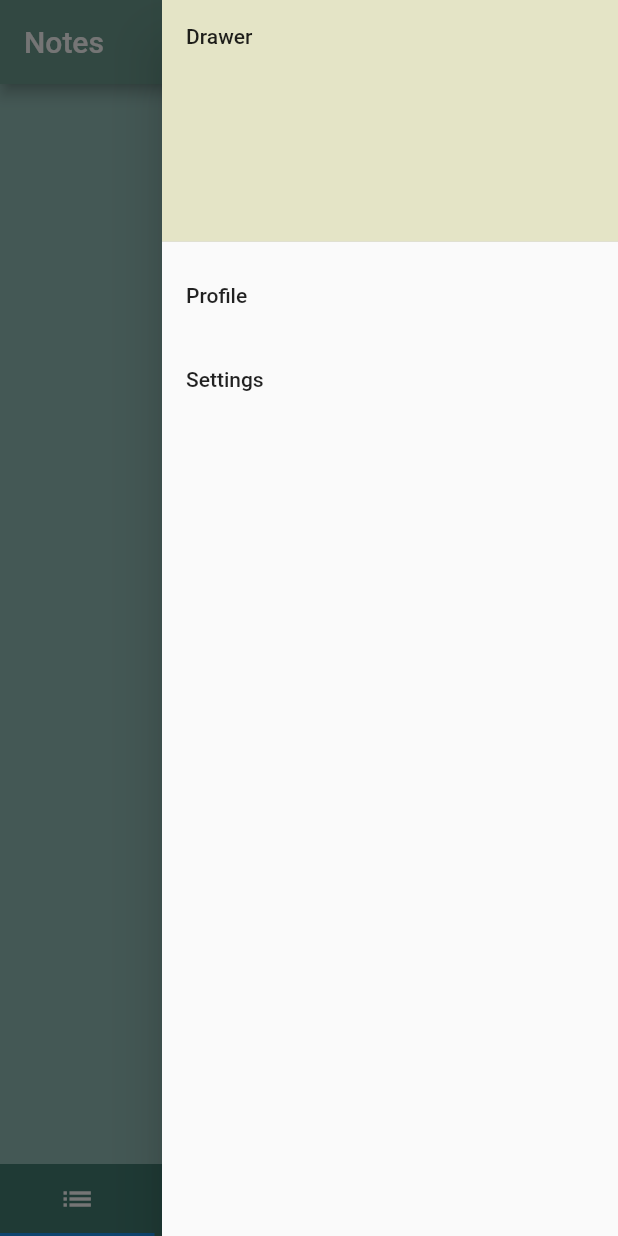
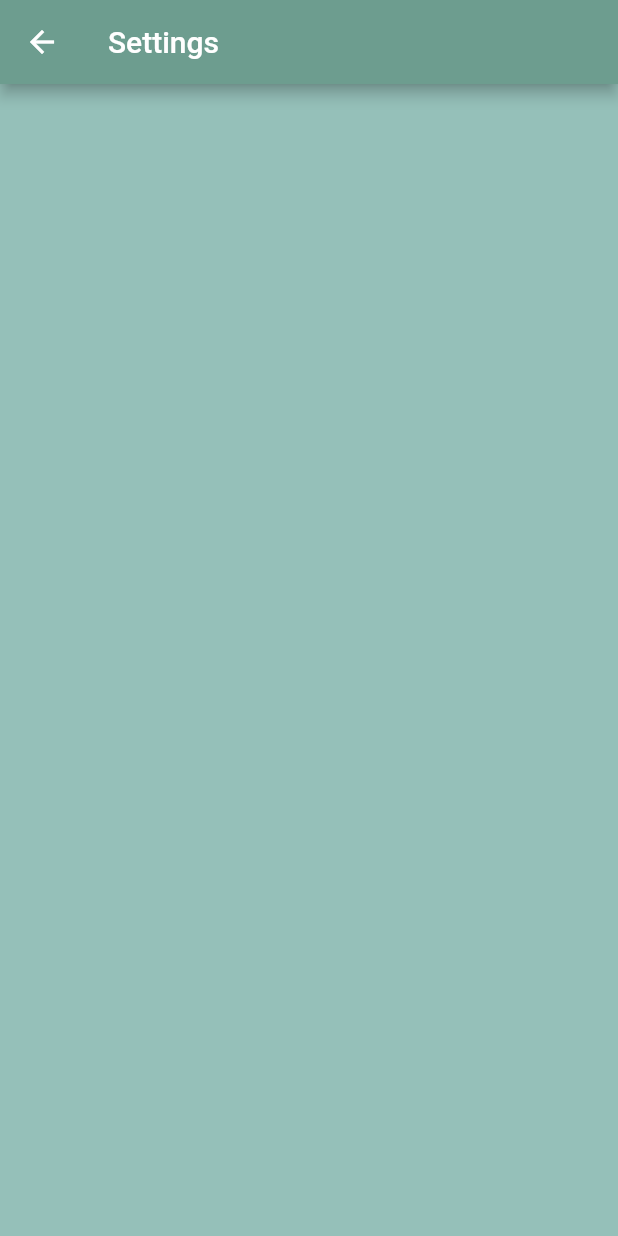
Before and after one commit to maxrtorres/blitznote, a Flutter app: the screen it shows after launch, in the side drawer, after a tap on "Settings", on a phone screen of 412 x 824 dp. Run offline on Flutter 3.47's test engine with Material 2 defaults, Android fonts, the phone set to English and light mode, and no system bars.

Commit message:
Add empty settings screen

```diff
--- a/lib/main.dart
+++ b/lib/main.dart
@@ -1,5 +1,7 @@
 import 'package:flutter/material.dart';
 import 'package:notes_app/screens/home_screen.dart';
+import 'package:notes_app/screens/settings_screen.dart';
+import 'package:notes_app/values/routes.dart';
 import 'package:notes_app/values/strings.dart';
 
 void main() {
@@ -10,9 +12,11 @@ class MyApp extends StatelessWidget {
   @override
   Widget build(BuildContext context) {
     return MaterialApp(
-      debugShowCheckedModeBanner: false,
-      title: Strings.appTitle,
-      home: HomeScreen(),
-    );
+        debugShowCheckedModeBanner: false,
+        title: Strings.appTitle,
+        home: HomeScreen(),
+        routes: {
+          Routes.settingsRoute: (context) => SettingsScreen(),
+        });
   }
 }
--- a/lib/screens/home_screen.dart
+++ b/lib/screens/home_screen.dart
@@ -1,5 +1,6 @@
 import 'package:flutter/material.dart';
 import 'package:notes_app/values/my_colors.dart';
+import 'package:notes_app/values/routes.dart';
 import 'package:notes_app/values/strings.dart';
 
 class HomeScreen extends StatefulWidget {
@@ -22,22 +23,20 @@ class _HomeScreenState extends State<HomeScreen> {
                   decoration: BoxDecoration(
                     color: MyColors.colorAccent,
                   ),
-                  child: Text('Drawer'),
-                ),
-                ListTile(
-                  title: Text('Profile'),
-                  onTap: () {},
+                  child: Icon(Icons.add_a_photo),
                 ),
                 ListTile(
                   title: Text('Settings'),
-                  onTap: () {},
+                  onTap: () {
+                    Navigator.pushNamed(context, Routes.settingsRoute);
+                  },
                 ),
               ],
             ),
           ),
           appBar: AppBar(
             backgroundColor: MyColors.colorPrimary,
-            title: Text(Strings.appBarTitle),
+            title: Text(Strings.homeTitle),
           ),
           body: TabBarView(children: [
             Tab(icon: Icon(Icons.list)),
--- /dev/null
+++ b/lib/screens/settings_screen.dart
@@ -0,0 +1,22 @@
+import 'package:flutter/material.dart';
+import 'package:notes_app/values/my_colors.dart';
+import 'package:notes_app/values/strings.dart';
+
+class SettingsScreen extends StatefulWidget {
+  @override
+  _SettingsScreenState createState() => _SettingsScreenState();
+}
+
+class _SettingsScreenState extends State<SettingsScreen> {
+  @override
+  Widget build(BuildContext context) {
+    return Scaffold(
+        appBar: AppBar(
+          backgroundColor: MyColors.colorPrimary,
+          title: Text(Strings.settingsTitle),
+        ),
+        backgroundColor: MyColors.colorLight,
+        body: Container());
+    Center(child: Text('Settings'));
+  }
+}
--- /dev/null
+++ b/lib/values/routes.dart
@@ -0,0 +1,3 @@
+class Routes {
+  static const String settingsRoute = "/settings";
+}
--- a/lib/values/strings.dart
+++ b/lib/values/strings.dart
@@ -1,4 +1,5 @@
 class Strings {
   static const String appTitle = "Notes";
-  static const String appBarTitle = "Notes";
+  static const String homeTitle = "Notes";
+  static const String settingsTitle = "Settings";
 }
```
